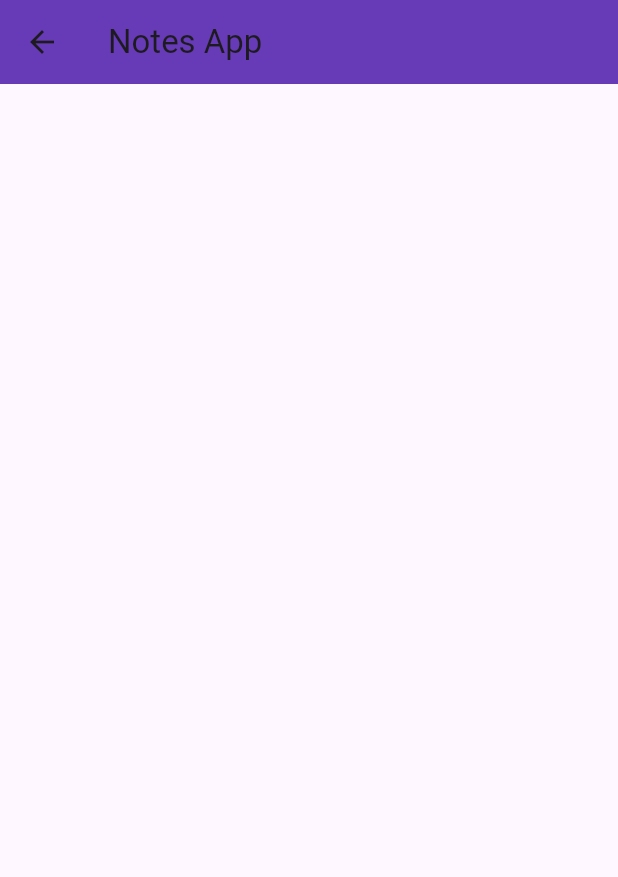
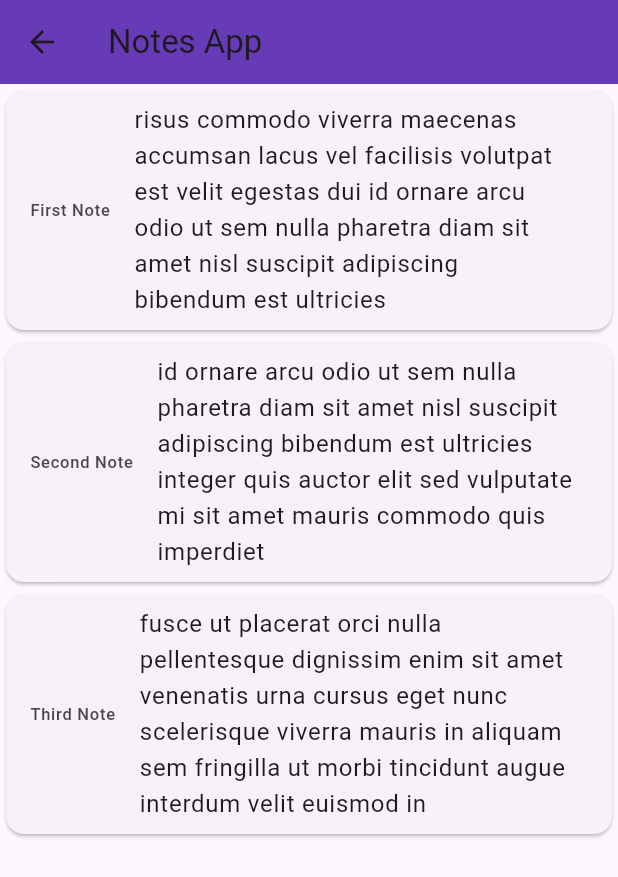
Before and after one commit to itsKosarAziz/NotesApp, a Flutter app: the screen it shows after launch, after a tap on "Load Notes", on a phone screen of 412 x 824 dp. Shown: the top 877 px of the screen. Run offline on Flutter 3.47's test engine with Material 3 defaults, Android fonts, the phone set to English and light mode, and no system bars.

Commit message:
Complete notes project and finalize the minor parts

```diff
--- /dev/null
+++ b/flutter_notes_app/assets/notes.json
@@ -0,0 +1,19 @@
+{
+    "notes": [
+        {
+            "id": "1",
+            "title": "First Note",
+            "description": "risus commodo viverra maecenas accumsan lacus vel facilisis volutpat est velit egestas dui id ornare arcu odio ut sem nulla pharetra diam sit amet nisl suscipit adipiscing bibendum est ultricies"
+        },
+        {
+            "id": "2",
+            "title": "Second Note",
+            "description": "id ornare arcu odio ut sem nulla pharetra diam sit amet nisl suscipit adipiscing bibendum est ultricies integer quis auctor elit sed vulputate mi sit amet mauris commodo quis imperdiet"
+        },
+        {
+            "id": "3",
+            "title": "Third Note",
+            "description": "fusce ut placerat orci nulla pellentesque dignissim enim sit amet venenatis urna cursus eget nunc scelerisque viverra mauris in aliquam sem fringilla ut morbi tincidunt augue interdum velit euismod in"
+        }
+    ]
+}
--- a/flutter_notes_app/lib/notesPage.dart
+++ b/flutter_notes_app/lib/notesPage.dart
@@ -1,15 +1,44 @@
+import 'dart:convert';
+
 import 'package:flutter/material.dart';
+import 'package:flutter/services.dart';
 
-class notesPage extends StatelessWidget {
+class notesPage extends StatefulWidget {
   const notesPage({super.key});
+  @override
+  State<notesPage> createState() => _notesPageState();
+}
+
+class _notesPageState extends State<notesPage> {
+  List _notes = [];
+  Future<void> getNotes() async {
+    final String notesResponse =
+        await rootBundle.loadString('assets/notes.json');
+    final notesData = await json.decode(notesResponse);
+    setState(() {
+      _notes = notesData["notes"];
+    });
+  }
 
   @override
   Widget build(BuildContext context) {
+    getNotes();
     return Scaffold(
-      appBar: AppBar(
-        title: const Text('Notes App'),
-        backgroundColor: Colors.deepPurple,
-      ),
-    );
+        appBar: AppBar(
+          title: const Text('Notes App'),
+          backgroundColor: Colors.deepPurple,
+        ),
+        body: Expanded(
+            child: ListView.builder(
+          itemCount: _notes.length,
+          itemBuilder: (context, index) {
+            return Card(
+                key: ValueKey(_notes[index]["id"]),
+                child: ListTile(
+                  leading: Text(_notes[index]["title"]),
+                  title: Text(_notes[index]["description"]),
+                ));
+          },
+        )));
   }
 }
--- a/flutter_notes_app/pubspec.yaml
+++ b/flutter_notes_app/pubspec.yaml
@@ -59,8 +59,8 @@ flutter:
   uses-material-design: true
 
   # To add assets to your application, add an assets section, like this:
-  # assets:
-  #   - images/a_dot_burr.jpeg
+  assets:
+    - assets/notes.json
   #   - images/a_dot_ham.jpeg
 
   # An image asset can refer to one or more resolution-specific "variants", see
```
Also changed, not shown: 1 other file.
